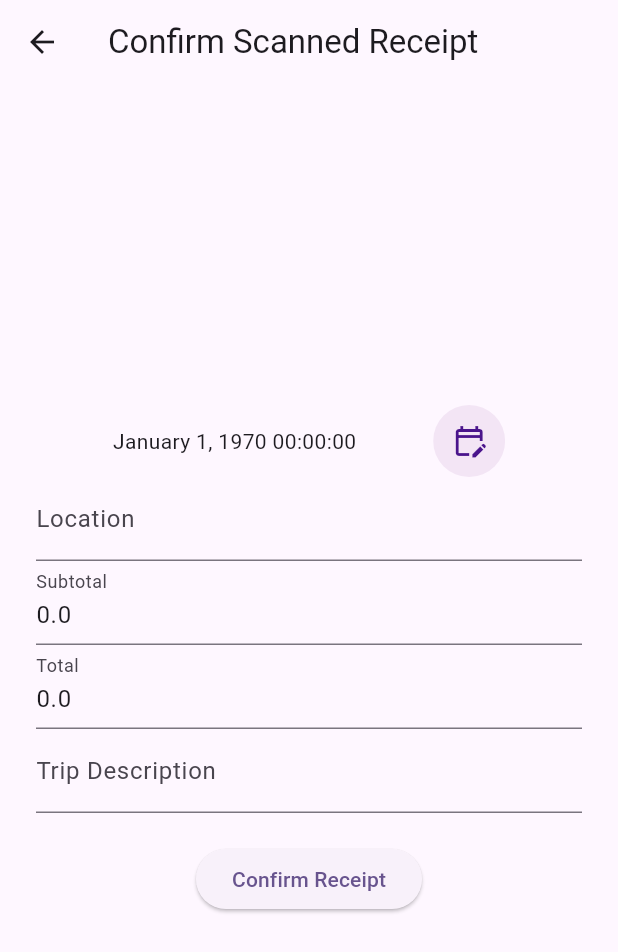
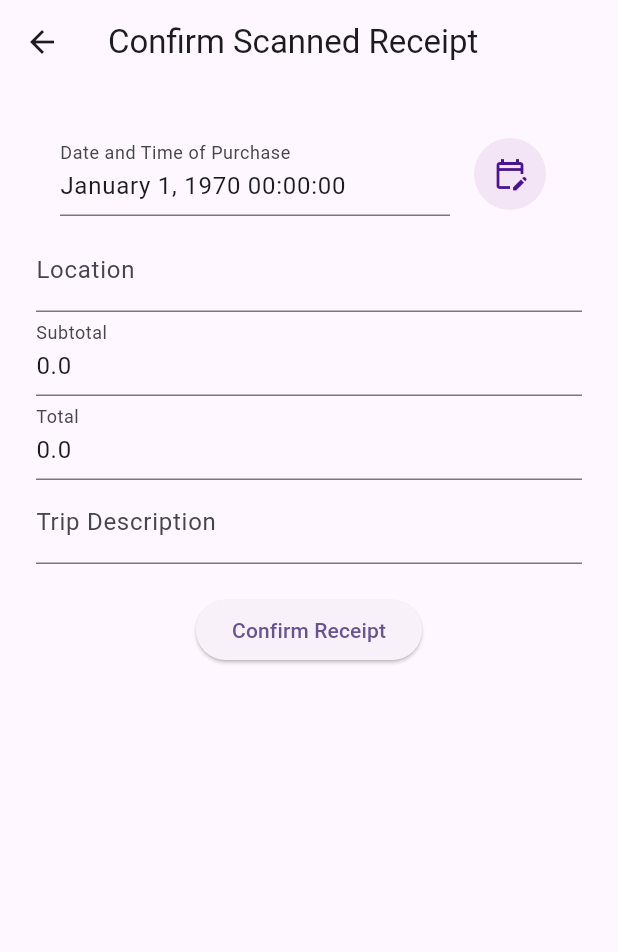
Before and after one commit to allanfang1/grocery_spending_tracker_app, a Flutter app: the ConfirmReceipt screen opened directly with empty values, on a phone screen of 412 x 824 dp. Shown: the top 952 px of the screen. Run offline on Flutter 3.47's test engine with Material 3 defaults, Android fonts, the phone set to English and light mode, and no system bars; our stand-ins replace camera, permission_handler; missing offline and left inert: flutter_cupertino_datetime_picker, google_mlkit_text_recognition.

Commit message:
addressed overflow and ui for datetime

```diff
--- a/lib/src/confirm_receipt.dart
+++ b/lib/src/confirm_receipt.dart
@@ -46,21 +46,22 @@ class _ConfirmReceiptState extends State<ConfirmReceipt> {
   }
 
   Widget _buildDateTime(BuildContext context) {
-    return Row(
-      mainAxisAlignment: MainAxisAlignment.spaceEvenly,
-      children: [
-        Column(
-          children: [
-            ValueListenableBuilder<String>(
+    var textValue = TextEditingController();
+    textValue.text = _dateTimeString.value;
+
+    return ListTile(
+        title: ValueListenableBuilder<String>(
             valueListenable: _dateTimeString,
             builder: (context, String value, Widget? child) {
-                  return Text(value);
-                })
-          ],
+              return TextField(
+                readOnly: true,
+                decoration: const InputDecoration(
+                  labelText: 'Date and Time of Purchase',
                 ),
-        Column(
-          children: [
-            Material(
+                controller: textValue,
+              );
+            }),
+        trailing: Material(
           child: Ink(
             decoration: ShapeDecoration(
                 color: Colors.purple[50], shape: const CircleBorder()),
@@ -68,26 +69,24 @@ class _ConfirmReceiptState extends State<ConfirmReceipt> {
               onPressed: () {
                 return DatePicker.showDatePicker(context,
                     pickerTheme: DateTimePickerTheme(
-                              pickerHeight:
-                                  MediaQuery.of(context).size.height / 2),
+                        pickerHeight: MediaQuery.of(context).size.height / 2),
                     dateFormat: 'MMM dd yyyy HH:mm:ss',
-                          initialDateTime: DateTime.fromMillisecondsSinceEpoch(
-                              _dateTime * 1000),
+                    initialDateTime:
+                        DateTime.fromMillisecondsSinceEpoch(_dateTime * 1000),
                     minDateTime: DateTime(2000),
                     maxDateTime: DateTime.now(),
-                          onMonthChangeStartWithFirstDate: true,
+                    onMonthChangeStartWithFirstDate: false,
                     onConfirm: (DateTime selected, List<int> index) {
                   _dateTime = selected.millisecondsSinceEpoch ~/ 1000;
                   _dateTimeString.value = _dateFormat.format(selected);
+                  textValue.text = _dateTimeString.value;
                 });
               },
               icon: const Icon(Icons.edit_calendar_outlined),
-                    color: Colors.purple[900],),
+              color: Colors.purple[900],
+            ),
           ),
         )
-          ],
-        )
-      ],
     );
   }
 
@@ -175,6 +174,7 @@ class _ConfirmReceiptState extends State<ConfirmReceipt> {
         ),
         body: Container(
           margin: const EdgeInsets.all(24.0),
+          child: SingleChildScrollView(
             child: Form(
                 key: _confirmReceiptKey,
                 child: Column(
@@ -202,5 +202,6 @@ class _ConfirmReceiptState extends State<ConfirmReceipt> {
                   ],
                 )),
           ),
+        ),
       );
 }
```
Lines whose indentation alone changed are shown as unchanged.
